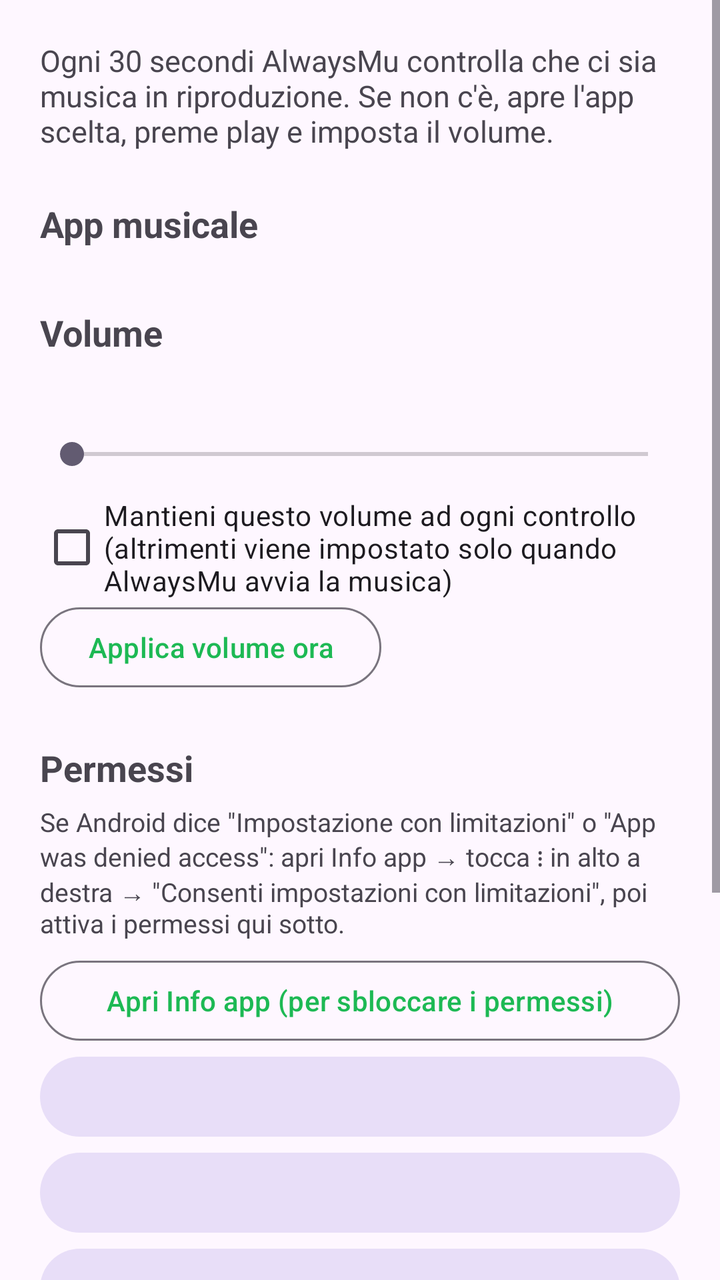
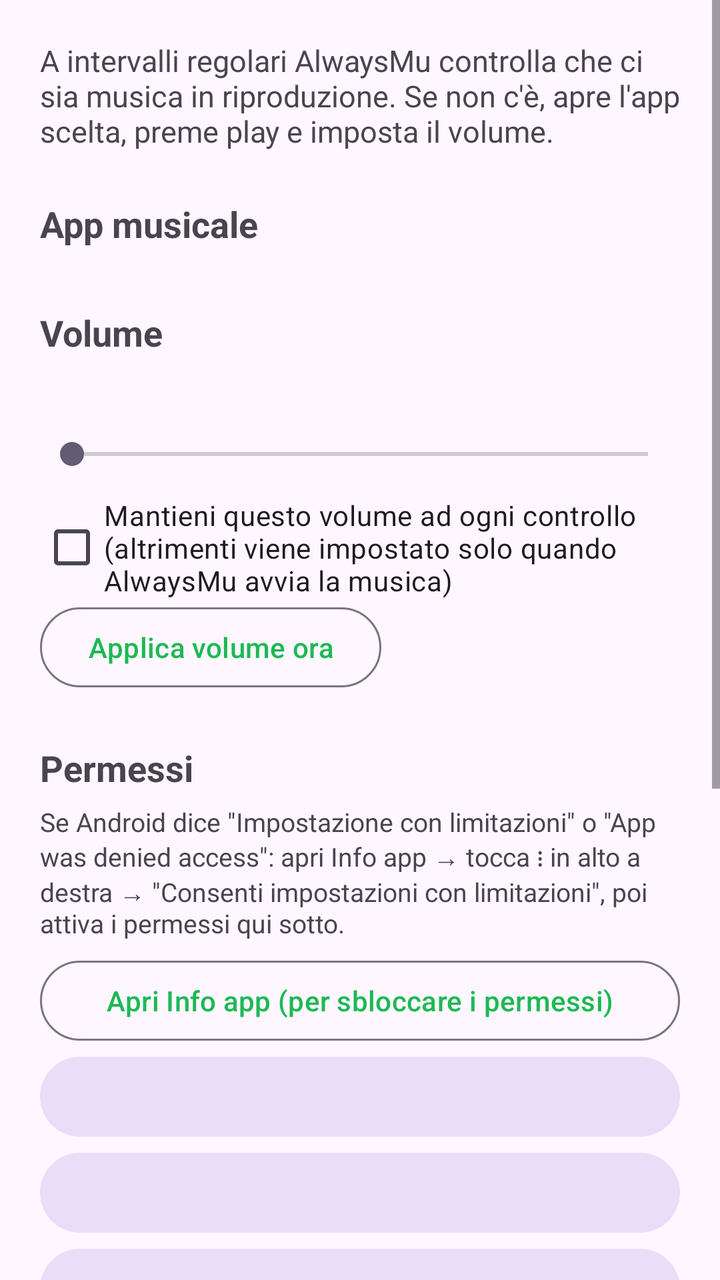

Compare the two renders of this Android layout. The source of the first and the diff that turns it into the second are given below.
<!-- AndroidManifest.xml: application theme Theme.AlwaysMu -->
<!-- res/layout/activity_main.xml -->
<?xml version="1.0" encoding="utf-8"?>
<ScrollView xmlns:android="http://schemas.android.com/apk/res/android"
    android:layout_width="match_parent"
    android:layout_height="match_parent"
    android:fillViewport="true">

    <LinearLayout
        android:layout_width="match_parent"
        android:layout_height="wrap_content"
        android:orientation="vertical"
        android:padding="20dp">

        <TextView
            android:layout_width="match_parent"
            android:layout_height="wrap_content"
            android:text="@string/intro"
            android:textSize="15sp" />

        
        <TextView
            style="@style/SectionTitle"
            android:text="@string/section_app" />

        <RadioGroup
            android:id="@+id/appGroup"
            android:layout_width="match_parent"
            android:layout_height="wrap_content" />

        
        <TextView
            style="@style/SectionTitle"
            android:text="@string/section_volume" />

        <TextView
            android:id="@+id/volumeLabel"
            android:layout_width="match_parent"
            android:layout_height="wrap_content"
            android:textSize="16sp" />

        <SeekBar
            android:id="@+id/volumeBar"
            android:layout_width="match_parent"
            android:layout_height="wrap_content"
            android:paddingVertical="12dp" />

        <CheckBox
            android:id="@+id/enforceVolume"
            android:layout_width="match_parent"
            android:layout_height="wrap_content"
            android:text="@string/enforce_volume" />

        <Button
            android:id="@+id/applyVolumeButton"
            style="@style/Widget.Material3.Button.OutlinedButton"
            android:layout_width="wrap_content"
            android:layout_height="wrap_content"
            android:text="@string/apply_volume" />

        
        <TextView
            style="@style/SectionTitle"
            android:text="@string/section_permissions" />

        <TextView
            android:layout_width="match_parent"
            android:layout_height="wrap_content"
            android:layout_marginBottom="6dp"
            android:text="@string/restricted_hint"
            android:textSize="13sp" />

        <Button
            android:id="@+id/appInfoButton"
            style="@style/Widget.Material3.Button.OutlinedButton"
            android:layout_width="match_parent"
            android:layout_height="wrap_content"
            android:text="@string/open_app_info" />

        <Button
            android:id="@+id/notifAccessButton"
            style="@style/Widget.Material3.Button.TonalButton"
            android:layout_width="match_parent"
            android:layout_height="wrap_content" />

        <Button
            android:id="@+id/overlayButton"
            style="@style/Widget.Material3.Button.TonalButton"
            android:layout_width="match_parent"
            android:layout_height="wrap_content" />

        <Button
            android:id="@+id/batteryButton"
            style="@style/Widget.Material3.Button.TonalButton"
            android:layout_width="match_parent"
            android:layout_height="wrap_content" />

        <CheckBox
            android:id="@+id/keepAwake"
            android:layout_width="match_parent"
            android:layout_height="wrap_content"
            android:text="@string/keep_awake" />

        
        <TextView
            style="@style/SectionTitle"
            android:text="@string/section_service" />

        <Button
            android:id="@+id/toggleButton"
            android:layout_width="match_parent"
            android:layout_height="wrap_content"
            android:textSize="17sp" />

        <Button
            android:id="@+id/checkNowButton"
            style="@style/Widget.Material3.Button.OutlinedButton"
            android:layout_width="match_parent"
            android:layout_height="wrap_content"
            android:text="@string/check_now" />

        <TextView
            android:id="@+id/statusText"
            android:layout_width="match_parent"
            android:layout_height="wrap_content"
            android:layout_marginTop="12dp"
            android:textSize="14sp" />
    </LinearLayout>
</ScrollView>
<!-- resources referenced by this layout -->
<resources>
  <string name="apply_volume">Applica volume ora</string>
  <string name="check_now">Controlla ora</string>
  <string name="enforce_volume">Mantieni questo volume ad ogni controllo (altrimenti viene impostato solo quando AlwaysMu avvia la musica)</string>
  <string name="intro">Ogni 30 secondi AlwaysMu controlla che ci sia musica in riproduzione. Se non c\'è, apre l\'app scelta, preme play e imposta il volume.</string>
  <string name="keep_awake">Controlla anche a schermo spento (consuma più batteria)</string>
  <string name="open_app_info">Apri Info app (per sbloccare i permessi)</string>
  <string name="restricted_hint">Se Android dice \"Impostazione con limitazioni\" o \"App was denied access\": apri Info app → tocca ⋮ in alto a destra → \"Consenti impostazioni con limitazioni\", poi attiva i permessi qui sotto.</string>
  <string name="section_app">App musicale</string>
  <string name="section_permissions">Permessi</string>
  <string name="section_service">Servizio</string>
  <string name="section_volume">Volume</string>
  <style name="SectionTitle">
          <item name="android:layout_width">match_parent</item>
          <item name="android:layout_height">wrap_content</item>
          <item name="android:layout_marginTop">24dp</item>
          <item name="android:layout_marginBottom">6dp</item>
          <item name="android:textSize">18sp</item>
          <item name="android:textStyle">bold</item>
      </style>
  <style name="Theme.AlwaysMu" parent="Theme.Material3.DayNight">
          <item name="colorPrimary">@color/brand</item>
      </style>
  <color name="brand">#1DB954</color>
</resources>

<!-- the commit's change to res/layout/activity_main.xml (unified diff, before → after) -->
@@ -104,6 +104,42 @@
             style="@style/SectionTitle"
             android:text="@string/section_service" />
 
+        <TextView
+            android:id="@+id/intervalLabel"
+            android:layout_width="match_parent"
+            android:layout_height="wrap_content"
+            android:textSize="16sp" />
+
+        <LinearLayout
+            android:layout_width="match_parent"
+            android:layout_height="wrap_content"
+            android:gravity="center_vertical"
+            android:orientation="horizontal">
+
+            <EditText
+                android:id="@+id/intervalInput"
+                android:layout_width="0dp"
+                android:layout_height="wrap_content"
+                android:layout_weight="1"
+                android:hint="@string/interval_hint"
+                android:importantForAutofill="no"
+                android:inputType="number"
+                android:maxLength="4" />
+
+            <Button
+                android:id="@+id/intervalButton"
+                style="@style/Widget.Material3.Button.OutlinedButton"
+                android:layout_width="wrap_content"
+                android:layout_height="wrap_content"
+                android:text="@string/interval_set" />
+        </LinearLayout>
+
+        <CheckBox
+            android:id="@+id/openAppFirst"
+            android:layout_width="match_parent"
+            android:layout_height="wrap_content"
+            android:text="@string/open_app_first" />
+
         <Button
             android:id="@+id/toggleButton"
             android:layout_width="match_parent"
<!-- resource entries referenced after the edit -->
@@ -3,8 +3,11 @@
   <string name="apply_volume">Applica volume ora</string>
   <string name="check_now">Controlla ora</string>
   <string name="enforce_volume">Mantieni questo volume ad ogni controllo (altrimenti viene impostato solo quando AlwaysMu avvia la musica)</string>
-  <string name="intro">Ogni 30 secondi AlwaysMu controlla che ci sia musica in riproduzione. Se non c\'è, apre l\'app scelta, preme play e imposta il volume.</string>
+  <string name="interval_hint">Secondi (10 – 3600)</string>
+  <string name="interval_set">Imposta</string>
+  <string name="intro">A intervalli regolari AlwaysMu controlla che ci sia musica in riproduzione. Se non c\'è, apre l\'app scelta, preme play e imposta il volume.</string>
   <string name="keep_awake">Controlla anche a schermo spento (consuma più batteria)</string>
+  <string name="open_app_first">Apri l\'app musicale prima di premere play (porta l\'app in primo piano, ma evita l\'audio \"chiuso\" da chiamata)</string>
   <string name="open_app_info">Apri Info app (per sbloccare i permessi)</string>
   <string name="restricted_hint">Se Android dice \"Impostazione con limitazioni\" o \"App was denied access\": apri Info app → tocca ⋮ in alto a destra → \"Consenti impostazioni con limitazioni\", poi attiva i permessi qui sotto.</string>
   <string name="section_app">App musicale</string>
